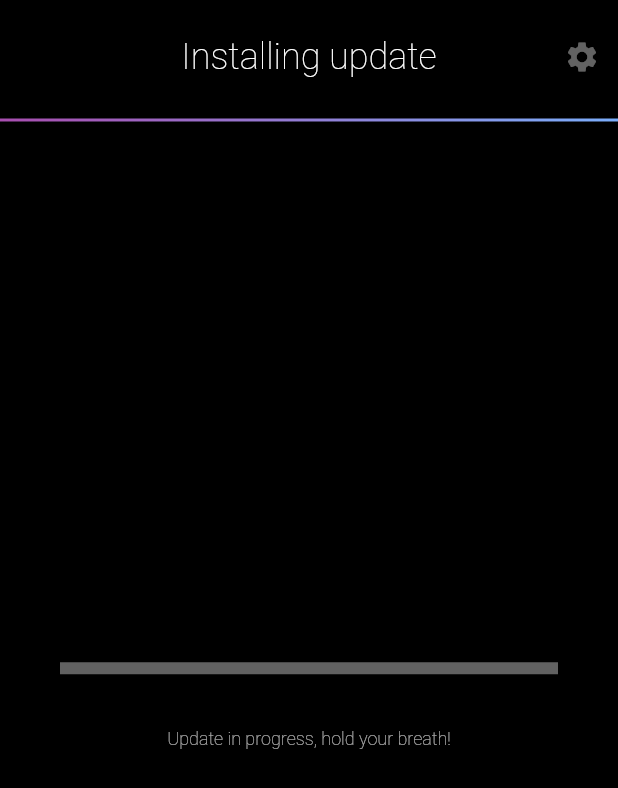
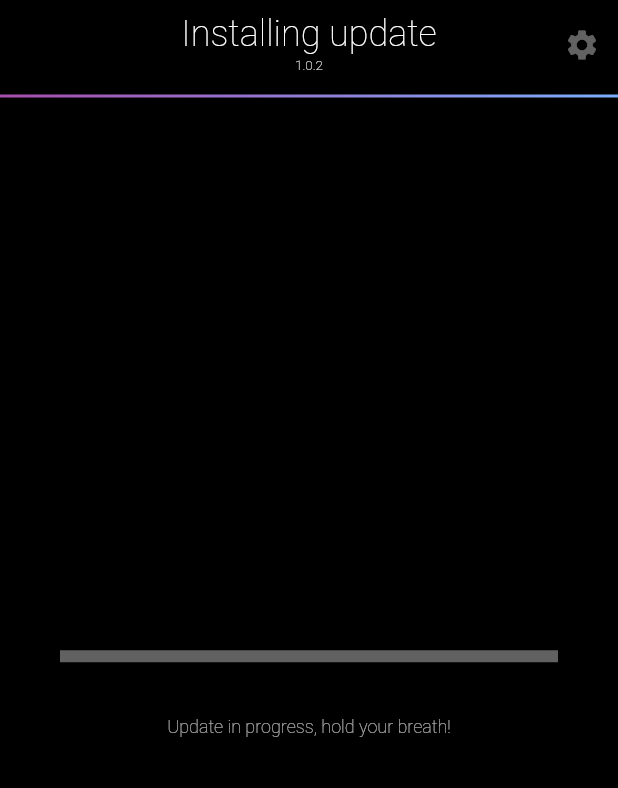
Before and after one commit to OXI-Instruments/OXI-Desktop, a Flutter app: the UpdateSelect screen opened by its route, after a tap on "I feel adventurous!", on a phone screen of 412 x 824 dp. Shown: the top 788 px of the screen. Run offline on Flutter 3.47's test engine with Material 2 defaults, Android fonts, the phone set to English and light mode, and no system bars; our stand-ins replace file_picker; missing offline and left inert: desktop_window, file_picker_desktop, flutter_midi_command.

```diff
--- a/lib/common/oxi_theme.dart
+++ b/lib/common/oxi_theme.dart
@@ -50,13 +50,27 @@ AppBar OxiAppBar ({
   bool disableNav = false
 }) {
   return AppBar (
-    title: title,
+    title: Column(
+      children: [
+        title,
+        Padding(
+          padding: const EdgeInsets.all(2.0),
+          child: Text(
+              "1.0.2",
+              style: TextStyle(
+                fontSize: 9.0,
+                fontWeight: FontWeight.w100
+              ),
+          ),
+        )
+      ],
+    ),
     actions: [
       IconButton(onPressed: null, icon: Icon(Icons.settings))
     ],
     centerTitle: true,
     automaticallyImplyLeading: !disableNav,
-    toolbarHeight: 76,
+    toolbarHeight: 60,
     bottom: PreferredSize(
       preferredSize: Size(double.infinity, 5.0),
       child: Container(
--- a/lib/main.dart
+++ b/lib/main.dart
@@ -48,6 +48,7 @@ class MyApp extends StatelessWidget {
           '/home': (context) => HomeScreen(),
         },
         theme: oxiTheme,
+        debugShowCheckedModeBanner: false,
 
       )
     );
--- a/lib/screens/home.dart
+++ b/lib/screens/home.dart
@@ -4,7 +4,7 @@ import 'package:flutter/material.dart';
 import 'package:oxi_companion_flttr/common/oxi_theme.dart';
 import 'package:provider/provider.dart';
 
-import 'package:flutter_midi_command/flutter_midi_command.dart';
+import 'package:url_launcher/url_launcher.dart';
 
 import 'package:oxi_companion_flttr/models/midi_device_model.dart';
 
@@ -83,12 +83,13 @@ class _HomeScreenState extends State<HomeScreen> {
             Padding(
               padding: const EdgeInsets.all(8.0),
               child: OutlinedButton(
-                  onPressed: null,
+                  onPressed: _openGitlab,
                   child: const Text(
                     "Report a Bug",
                     style: TextStyle(
                         fontSize: 22,
-                        fontWeight: FontWeight.w100
+                        fontWeight: FontWeight.w100,
+                        color: Color(0xfffff0f8)
                     ),
                   ),
                   style: OutlinedButton.styleFrom(
@@ -102,6 +103,9 @@ class _HomeScreenState extends State<HomeScreen> {
     );
   }
 
+  void _openGitlab() async =>
+      await canLaunch("https://gitlab.com/manuwind5/oxi-one-beta") ? await launch("https://gitlab.com/manuwind5/oxi-one-beta") : throw 'Could not launch https://gitlab.com/manuwind5/oxi-one-beta';
+
   void _clickDummy() {
     dev.log("klick klock");
   }
--- a/lib/screens/update_select.dart
+++ b/lib/screens/update_select.dart
@@ -1,10 +1,11 @@
 import 'dart:developer' as dev;
 import 'dart:io';
+import 'dart:typed_data';
 
 import 'package:flutter/material.dart';
 import 'package:provider/provider.dart';
 
-import 'package:flutter_midi_command/flutter_midi_command.dart';
+// import 'package:flutter_midi_command/flutter_midi_command.dart';
 import 'package:file_picker/file_picker.dart' as mobilePicker;
 import 'package:file_picker_desktop/file_picker_desktop.dart' as desktopPicker;
 
@@ -70,20 +71,33 @@ class _UpdateSelectState extends State<UpdateSelect> {
     dev.log("klick klock");
   }
 
+
   void _selectUpdate() async {
+    Uint8List? syxData;
     if (Platform.isLinux || Platform.isMacOS || Platform.isWindows) {
       desktopPicker.FilePickerResult? result = await desktopPicker.pickFiles(
         dialogTitle: "Select update file",
         allowedExtensions: ["syx"],
-        type: desktopPicker.FileType.custom
+        type: desktopPicker.FileType.custom,
+        withData: true
       );
+      if (result != null) {
+        syxData = result.files.first.bytes as Uint8List;
+      } else {
+        Navigator.of(context).pushNamedAndRemoveUntil('/home', (_)=>(false));
+      }
     } else {
-      mobilePicker.FilePickerResult? result = await mobilePicker.FilePicker.platform.pickFiles();
+      mobilePicker.FilePickerResult? result = await mobilePicker.FilePicker.platform.pickFiles(
+        type: mobilePicker.FileType.any,
+        withData: true
+      );
       if (result != null) {
-        File file = File(result.files.single.path as String);
-        dev.log(file.path);
+        syxData = result.files.single.bytes as Uint8List;
+      } else {
+        Navigator.of(context).pushNamedAndRemoveUntil('/home', (_)=>(false));
       }
     }
-    Navigator.of(context).pushNamedAndRemoveUntil('/updater', (_)=>(false));
+    Navigator.of(context).pushNamedAndRemoveUntil('/updater', (_)=>(false), arguments: syxData);
+
   }
 }
--- a/lib/screens/updater.dart
+++ b/lib/screens/updater.dart
@@ -4,6 +4,7 @@ import 'dart:io';
 import 'dart:typed_data';
 
 import 'package:flutter/material.dart';
+import 'package:flutter/scheduler.dart';
 import 'package:provider/provider.dart';
 
 import 'package:flutter_midi_command/flutter_midi_command.dart';
@@ -17,7 +18,7 @@ import 'package:oxi_companion_flttr/common/oxi_theme.dart';
 class Updater extends StatefulWidget {
   late MidiDevice? _device;
 
-  // Updater(this._device)
+  // Updater(this._syxData);
 
   @override
   _UpdaterState createState() => _UpdaterState();
@@ -25,42 +26,76 @@ class Updater extends StatefulWidget {
 
 class _UpdaterState extends State<Updater> with TickerProviderStateMixin {
 
-  late AnimationController controller;
-  late StreamSubscription<Uint8List> _txSubscription;
+  // late AnimationController controller;
+  // late StreamSubscription<Uint8List> _txSubscription;
   MidiCommand _midiCommand = MidiCommand();
+  double _progress = 0;
 
   @override
   void initState() {
     super.initState();
-    controller = AnimationController(
-        vsync: this,
-        duration: Duration(seconds: 7),
-    )..addListener(() {
-      setState(() { });
+    // controller = AnimationController(
+    //     vsync: this,
+    //     duration: Duration(seconds: 7),
+    // )..addListener(() {
+    //   setState(() { });
+    // });
+    // _txSubscription = _midiCommand.onMidiDataSent.listen((event) {
+    //   dev.log("sending stuff!!!");
+    //   dev.log(event.buffer.toString());
+    // });
+
+
+    // WidgetsBinding.instance?.addPostFrameCallback((_) async {
+    //   final Uint8List _syxData = ModalRoute.of(context)?.settings.arguments as Uint8List;
+    //   send(_syxData).then((value) => null).whenComplete(() => Navigator.of(context).pushNamedAndRemoveUntil('/update_succeeded', (_)=>(false)));
+    // });
+    Future.delayed(Duration.zero, () async {
+      final Uint8List _syxData = ModalRoute.of(context)?.settings.arguments as Uint8List;
+      send(_syxData).then((value) => null).whenComplete(() => Navigator.of(context).pushNamedAndRemoveUntil('/update_succeeded', (_)=>(false)));
     });
-    _txSubscription = _midiCommand.onMidiDataSent.listen((event) {
-      dev.log("sending stuff!");
-      dev.inspect(event.buffer.toString());
-    });
-    _midiCommand.connectToDevice(oxiOne.OxiOne().device);
   }
 
   @override
   void dispose() {
-    controller.dispose();
+    // controller.dispose();
     _midiCommand.disconnectDevice(oxiOne.OxiOne().device);
     super.dispose();
+  }
+
+  Future<void> send(Uint8List _syxData) async {
+    _midiCommand.connectToDevice(oxiOne.OxiOne().device);
+
+    int chunkSize = _syxData.indexWhere((element) => element == 0xf7) + 1;
+    int chunks = (_syxData.lengthInBytes % chunkSize == 0) ?
+    _syxData.lengthInBytes ~/ chunkSize :
+    _syxData.lengthInBytes ~/ chunkSize + 1;
+    dev.log("sending $chunks chunks of data with size $chunkSize");
+
+    for (int chunkCount = 1, start = 0, end = chunkSize; chunkCount <= chunks; chunkCount++ ){
+      if (chunkCount == chunks){
+        dev.log("sending last chunk: ");
+        _midiCommand.sendData(_syxData.sublist(start));
+      } else {
+        _midiCommand.sendData(_syxData.sublist(start, end));
+        dev.log("last byte of this chunk $chunkCount is ${_syxData[end-1]}");
+      }
+      start = chunkCount*chunkSize;
+      end = start+chunkSize;
+      sleep(Duration(milliseconds: 190));
+      if (chunkCount == chunks) {
+        return;
+      } else {
+        setState(() {
+          _progress = 100/chunks*chunkCount;
+        });
+      }
+    }
   }
 
   @override
   Widget build(BuildContext context) {
 
-    // dev.log(_device.name);
-    // MidiCommand().connectToDevice(device);
-    NoteOnMessage(channel: 0, note: 64, velocity: 120).send();
-    sleep(Duration(milliseconds: 200));
-    NoteOffMessage(channel: 0, note: 64, velocity: 120).send();
-    SysExMessage(value: 0x1939859348349384);
     return Scaffold(
       appBar: OxiAppBar(
         title: Text(
@@ -82,7 +117,7 @@ class _UpdaterState extends State<Updater> with TickerProviderStateMixin {
               height: 80.0,
               padding: const EdgeInsets.only(left: 40, right: 40),
               child: LinearProgressIndicator(
-                value: controller.value,
+                value: _progress,
                 minHeight: 8,
               ),
             ),
@@ -94,7 +129,7 @@ class _UpdaterState extends State<Updater> with TickerProviderStateMixin {
             )
           ],
         ),
-      )
+      ),
     );
   }
 
--- a/pubspec.yaml
+++ b/pubspec.yaml
@@ -34,6 +34,7 @@ dependencies:
   provider: ^5.0.0
   file_picker: ^3.0.3
   file_picker_desktop: ^1.0.1
+  url_launcher: ^6.0.9
 
 dev_dependencies:
   flutter_test:
```
Also changed, not shown: lib/screens/update_succeeded.dart (+25 -14 lines), pubspec.lock, 8 other files.
